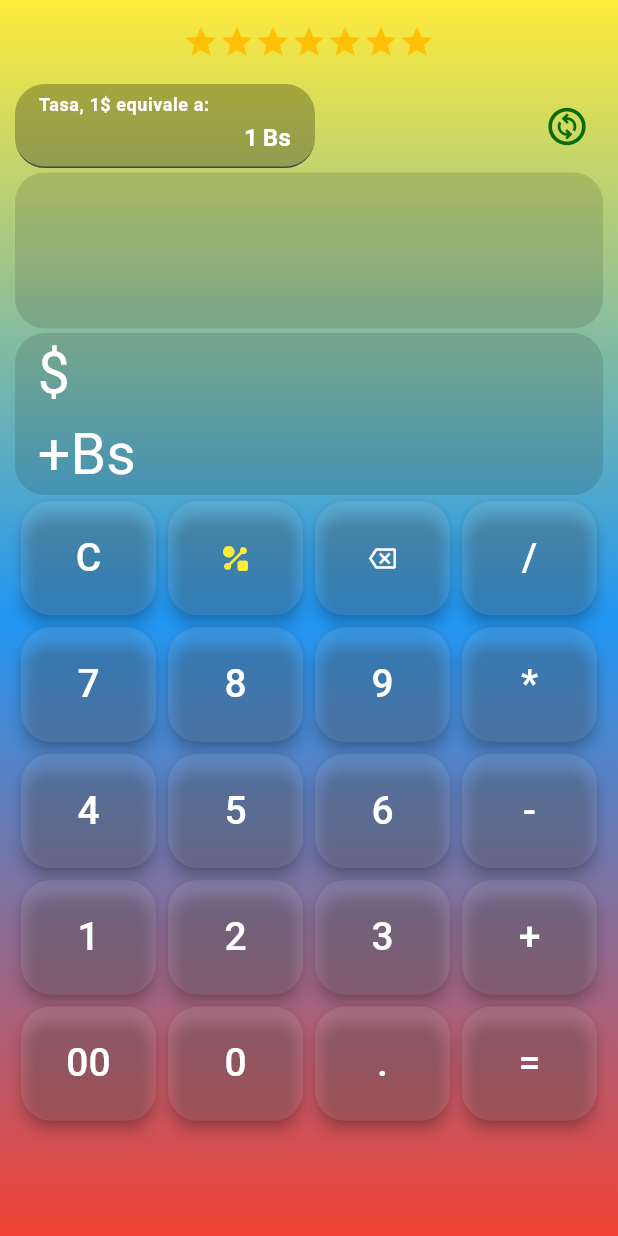
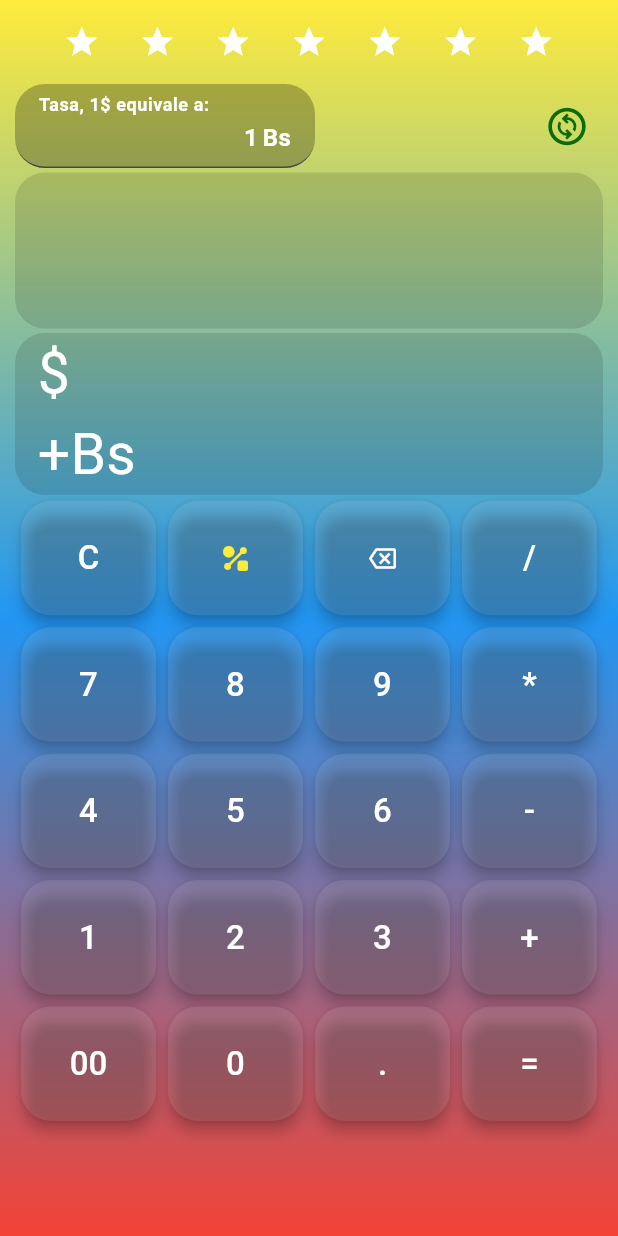
Before and after one commit to gu1llermo/calculator, a Flutter app: the screen it shows after launch, on a phone screen of 412 x 824 dp. Run offline on Flutter 3.47's test engine with Material 3 defaults, Android fonts, the phone set to English and light mode, and no system bars; our stand-ins replace flutter_riverpod, go_router, math_expressions, shared_preferences.

```diff
--- a/lib/config/helpers/tools.dart
+++ b/lib/config/helpers/tools.dart
@@ -60,7 +60,7 @@ class Tools {
       final expression = Parser().parse(userInput);
       final evaluation =
           expression.evaluate(EvaluationType.REAL, ContextModel());
-      print('evaluation= $evaluation');
+      // print('evaluation= $evaluation');
       return evaluation.toString();
     } on RangeError {
       return 'RangeError';
--- a/lib/presentation/screens/home/home_screen.dart
+++ b/lib/presentation/screens/home/home_screen.dart
@@ -5,7 +5,7 @@ import 'package:flutter/material.dart';
 
 const iconStar = Icon(
   Icons.star,
-  color: Colors.amber,
+  color: Colors.white,
 );
 
 class HomeScreen extends StatelessWidget {
@@ -51,7 +51,7 @@ class HomeView extends StatelessWidget {
                   centerTitle: true,
                   backgroundColor: Colors.transparent,
                   title: const Row(
-                    mainAxisAlignment: MainAxisAlignment.center,
+                    mainAxisAlignment: MainAxisAlignment.spaceEvenly,
                     children: [
                       iconStar,
                       iconStar,
--- a/lib/presentation/widgets/shared/pantalla_visualizacion/pantalla_visualizacion.dart
+++ b/lib/presentation/widgets/shared/pantalla_visualizacion/pantalla_visualizacion.dart
@@ -11,7 +11,7 @@ class PantallaVisualizacion extends StatelessWidget {
       child: SingleChildScrollView(
         child: Container(
           padding: const EdgeInsets.symmetric(horizontal: 15),
-          width: double.infinity,
+          width: double.infinity, // iba double.infinity
           decoration: BoxDecoration(
               color: Colors.black12, borderRadius: BorderRadius.circular(20)),
           child: child,
--- a/lib/presentation/widgets/shared/teclado_numerico/boton.dart
+++ b/lib/presentation/widgets/shared/teclado_numerico/boton.dart
@@ -33,7 +33,7 @@ class Boton extends ConsumerWidget {
         !isTitle; // si no hay ni ícono ni title entonces le colocamos un defaultWidget
 
     final textStyle =
-        TextStyle(color: titleColor ?? Colors.white, fontSize: 26);
+        TextStyle(color: titleColor ?? Colors.white, fontSize: 22);
     final Widget defaultWidget = Text('X', style: textStyle);
     final Widget child = isDefaultWidget
         ? defaultWidget
```
Also changed, not shown: lib/presentation/widgets/shared/landscape/landscape_view.dart (+30 -1 lines), lib/presentation/widgets/shared/portrait/portrait_view.dart (+21 -0 lines).
